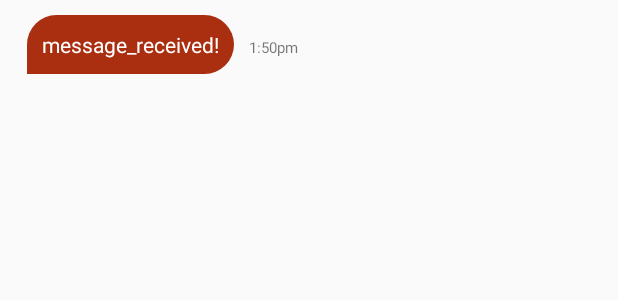
After one commit to KofiAAnnor/LocalApparelApp, an Android app: the layout message_received.xml on its own in the app's theme, with its tools: preview values and no code run, on a phone screen of 412 x 824 dp. The commit adds this screen. Shown: the top 300 px of the screen. Run offline under Robolectric (Android 15) with nearby library versions, the light colour scheme and no system bars.

Commit message:
message receiver and message sent bubbles created

```diff
--- a/MyApplication3/app/src/main/java/com/example/myapplication/CameraFragment.kt
+++ b/MyApplication3/app/src/main/java/com/example/myapplication/CameraFragment.kt
@@ -9,8 +9,6 @@ import android.view.ViewGroup
 import android.widget.Button
 import kotlinx.android.synthetic.main.activity_main.*
 import android.content.Intent
-
-
 
 
 /**
--- /dev/null
+++ b/MyApplication3/app/src/main/res/drawable/message_bubble_received.xml
@@ -0,0 +1,10 @@
+<?xml version="1.0" encoding="utf-8"?>
+<shape xmlns:android="http://schemas.android.com/apk/res/android"
+    android:shape="rectangle" >
+
+    <solid android:color="@color/colorButtonRed" />
+    <corners
+        android:radius="25dp"
+        android:bottomLeftRadius="0dp"/>
+
+</shape>
--- a/MyApplication3/app/src/main/res/layout/fragment_buy_.xml
+++ b/MyApplication3/app/src/main/res/layout/fragment_buy_.xml
@@ -9,7 +9,6 @@
         android:layout_width="match_parent"
         android:layout_height="625dp"
         android:orientation="vertical">
-
 
         <ImageView
             android:id="@+id/profile_logo"
--- /dev/null
+++ b/MyApplication3/app/src/main/res/layout/message_received.xml
@@ -0,0 +1,29 @@
+<?xml version="1.0" encoding="utf-8"?>
+<LinearLayout xmlns:android="http://schemas.android.com/apk/res/android"
+    android:orientation="horizontal"
+    android:layout_width="match_parent"
+    android:layout_height="match_parent"
+    android:padding="10dp"
+    android:gravity="left">
+
+
+    <TextView
+        android:id="@+id/text_message_body"
+        android:layout_width="wrap_content"
+        android:layout_height="wrap_content"
+        android:background="@drawable/message_bubble_received"
+        android:text="message_received!"
+        android:maxWidth="200dp"
+        android:padding="10dp"
+        android:textColor="#FFFFFF"
+        android:layout_marginLeft="8dp"/>
+
+    <TextView
+        android:id="@+id/text_message_time"
+        android:layout_width="wrap_content"
+        android:layout_height="wrap_content"
+        android:text="1:50pm"
+        android:textSize="10dp"
+        android:layout_marginLeft="10dp"/>
+
+</LinearLayout>
```
Also changed, not shown: MyApplication3/app/src/main/res/drawable/message_bubble_sent.xml (added, +10 -0 lines), MyApplication3/app/src/main/res/layout/message_sent.xml (added, +28 -0 lines).
